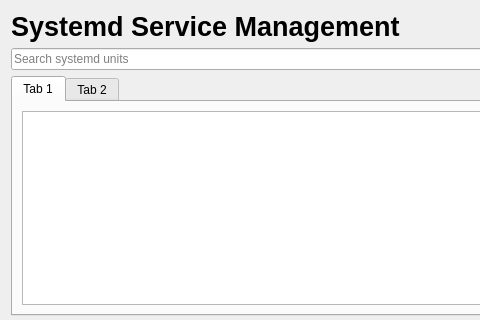
Old version of the form archcentral/ui/designer/servicemanager.ui in the repository szabatoro/archcentral-thesis; both pictures show x 0 to 480 and y 0 to 320 of the 862 by 552 pixel window.
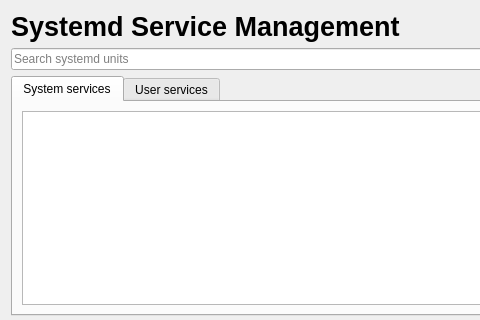
New version of the form. The open tabs and pages were chosen to show the change.

The edit to the form file:
```diff
--- a/archcentral/ui/designer/servicemanager.ui
+++ b/archcentral/ui/designer/servicemanager.ui
@@ -63,7 +63,7 @@
        </property>
        <widget class="QWidget" name="system_services_tab">
         <attribute name="title">
-         <string>Tab 1</string>
+         <string>System services</string>
         </attribute>
         <layout class="QVBoxLayout" name="verticalLayout_3">
          <item>
@@ -91,7 +91,7 @@
        </widget>
        <widget class="QWidget" name="user_services_tab">
         <attribute name="title">
-         <string>Tab 2</string>
+         <string>User services</string>
         </attribute>
         <layout class="QVBoxLayout" name="verticalLayout_4">
          <item>
```
Left out of the diff: 5 changed lines with no effect on the pictures.
